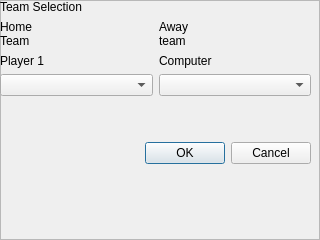
rochford/cutefootball, file teamSelectionFrame.ui: the form before one commit.
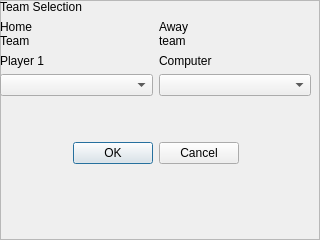
The form after the commit.

```diff
--- a/teamSelectionFrame.ui
+++ b/teamSelectionFrame.ui
@@ -118,6 +118,9 @@
       <property name="standardButtons">
        <set>QDialogButtonBox::Cancel|QDialogButtonBox::Ok</set>
       </property>
+      <property name="centerButtons">
+       <bool>true</bool>
+      </property>
      </widget>
     </item>
     <item>
```
